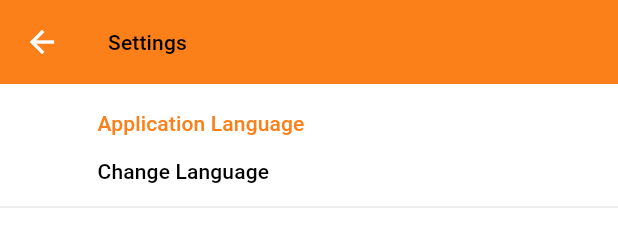
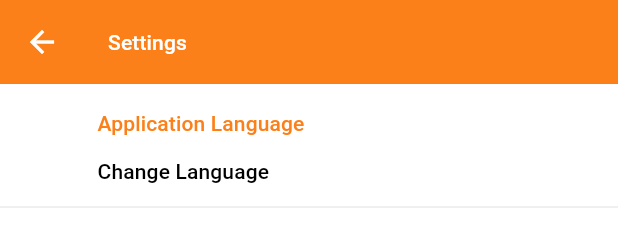
Before and after one commit to sbiitju/food_app, a Flutter app: the HomeDrawer widget shown alone on an empty page, opened directly, after a tap on "Settings", on a phone screen of 412 x 824 dp. Shown: the top 225 px of the screen. Run offline on Flutter 3.47's test engine with Material 2 defaults, Android fonts, the phone set to English and light mode, and no system bars; our stand-ins replace cached_network_image, flutter_svg, geolocator, get, get_storage, google_maps_flutter and 2 more; missing offline and left inert: customizable_counter, phone_number; accounts and stored records are empty; generated files the repository leaves out were written again; network calls fail.

Commit message:
color issue is solved in profile and settings screen

```diff
--- a/lib/settings/settings_view.dart
+++ b/lib/settings/settings_view.dart
@@ -14,7 +14,10 @@ class SettingsView extends GetView<Controller> {
         appBar: AppBar(
           elevation: 0,
           title: Text(AppLocalizations.of(context)!.settingsText,
-              style: Theme.of(context).textTheme.titleSmall),
+              style: Theme.of(context)
+                  .textTheme
+                  .titleSmall
+                  ?.copyWith(color: Colors.white)),
         ),
         body: Column(
           mainAxisSize: MainAxisSize.min,
--- a/lib/view/home/component/home_drawer.dart
+++ b/lib/view/home/component/home_drawer.dart
@@ -43,13 +43,18 @@ class HomeDrawer extends GetView<Controller> {
                                 Text(profile.name,
                                     style: Theme.of(context)
                                         .textTheme
-                                        .titleMedium),
+                                        .titleMedium
+                                        ?.copyWith(color: Colors.white)),
                                 Text(profile.mobileNumber,
-                                    style:
-                                        Theme.of(context).textTheme.titleSmall),
+                                    style: Theme.of(context)
+                                        .textTheme
+                                        .titleSmall
+                                        ?.copyWith(color: Colors.white)),
                                 Text(profile.email,
-                                    style:
-                                        Theme.of(context).textTheme.titleSmall),
+                                    style: Theme.of(context)
+                                        .textTheme
+                                        .titleSmall
+                                        ?.copyWith(color: Colors.white)),
                               ],
                             ),
                           )
@@ -95,7 +100,8 @@ class HomeDrawer extends GetView<Controller> {
                       child: SizedBox(
                         width: getScreenWidth(context),
                         child: Container(
-                            margin: EdgeInsets.symmetric(horizontal: 8),
+                            margin: EdgeInsets.symmetric(
+                                horizontal: 8, vertical: 5),
                             decoration: BoxDecoration(
                                 border: Border.all(
                               color: Theme.of(context).dividerColor,
```
Also changed, not shown: lib/view/cart/cart_component/cart_navigation.dart (+9 -5 lines), lib/view/home/home_view.dart (+6 -1 lines), lib/view/outlet/outlet_view.dart (+6 -1 lines), pubspec.lock.
